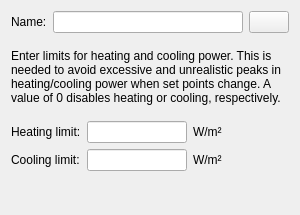
The window that SIM-VICUS/src/SVDBZoneIdealHeatingCoolingEditWidget.ui (ghorwin/SIM-VICUS) describes before a commit, drawn with Qt 5.
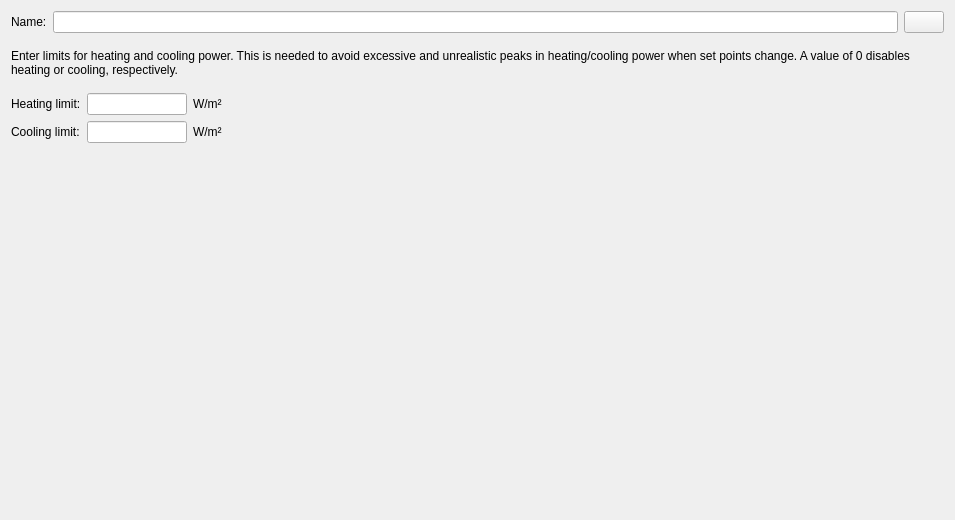
The same window after the commit. Custom widgets are drawn as their Qt base class.

```diff
--- a/SIM-VICUS/src/SVDBZoneIdealHeatingCoolingEditWidget.ui
+++ b/SIM-VICUS/src/SVDBZoneIdealHeatingCoolingEditWidget.ui
@@ -6,8 +6,8 @@
    <rect>
     <x>0</x>
     <y>0</y>
-    <width>300</width>
-    <height>215</height>
+    <width>955</width>
+    <height>520</height>
    </rect>
   </property>
   <property name="minimumSize">
```
